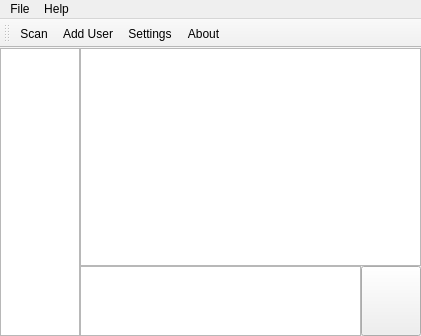
This is Chat.ui in ITsJust4Fun/QP2PChat as Qt 5 draws it before an edit. The edited form follows.
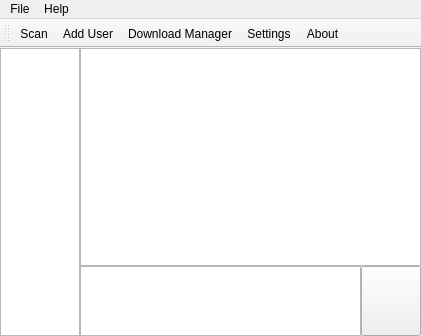
This is the edited form. Icons and pictures are not drawn.

```diff
--- a/Chat.ui
+++ b/Chat.ui
@@ -106,6 +106,7 @@
    </attribute>
    <addaction name="actionScan"/>
    <addaction name="actionAddUser"/>
+   <addaction name="actionDownloads"/>
    <addaction name="actionSettings"/>
    <addaction name="actionAbout"/>
   </widget>
@@ -157,6 +158,15 @@
     <string>Add User</string>
    </property>
   </action>
+  <action name="actionDownloads">
+   <property name="icon">
+    <iconset resource="icons.qrc">
+     <normaloff>:/icons/download.png</normaloff>:/icons/download.png</iconset>
+   </property>
+   <property name="text">
+    <string>Download Manager</string>
+   </property>
+  </action>
  </widget>
  <layoutdefault spacing="6" margin="11"/>
  <resources>
```
Left out of the diff: 1 changed line with no effect on the pictures.
